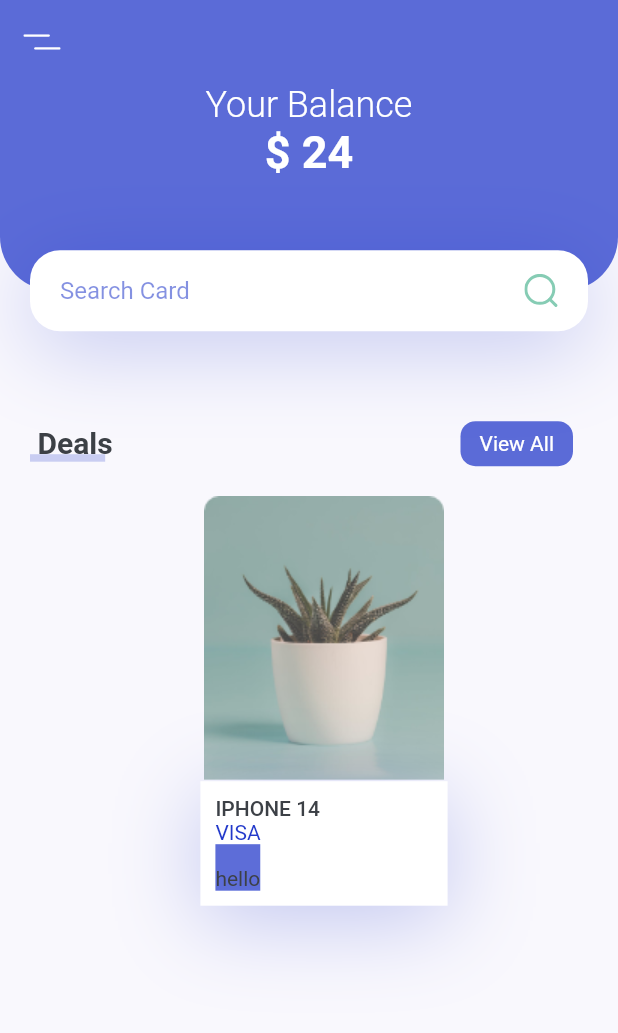
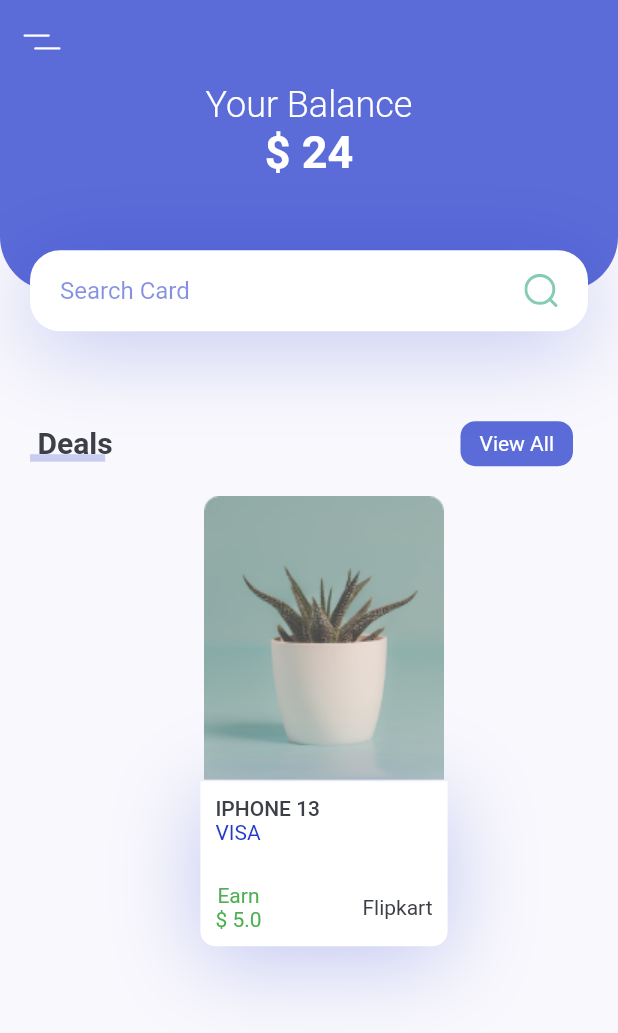
Before and after one commit to author-sanjay/yeper_clone_flutter, a Flutter app: the screen it shows after launch, on a phone screen of 412 x 824 dp. Shown: the top 1033 px of the screen. Run offline on Flutter 3.47's test engine with Material 2 defaults, Android fonts, the phone set to English and light mode, and no system bars; our stand-ins replace flutter_svg.

Commit message:
item card

```diff
--- a/lib/Screens/HomeScreen/Body.dart
+++ b/lib/Screens/HomeScreen/Body.dart
@@ -4,6 +4,7 @@ import 'package:flutter/material.dart';
 import 'package:yeper_user/constants.dart';
 
 import 'HeaderWithSearchbar.dart';
+import 'ItemCard.dart';
 import 'TitleWithButton.dart';
 
 class Body extends StatelessWidget {
@@ -17,58 +18,7 @@ class Body extends StatelessWidget {
         children: <Widget>[
           HeaderWithSearchbar(size: size),
           TitleWithButton(),
-          Container(
-            margin: EdgeInsets.only(
-                left: kDefaultPadding,
-                top: kDefaultPadding / 2,
-                bottom: kDefaultPadding * 2.5),
-            width: size.width * 0.4,
-            child: Column(
-              children: <Widget>[
-                Image.asset("assets/images/image_1.png"),
-                Container(
-                  padding: EdgeInsets.all(kDefaultPadding / 2),
-                  decoration: BoxDecoration(color: Colors.white, boxShadow: [
-                    BoxShadow(
-                        offset: Offset(0, 10),
-                        blurRadius: 50,
-                        color: kprimarycolor.withOpacity(0.23))
-                  ]),
-                  child: Column(
-                    children: [
-                      Row(
-                        children: <Widget>[
-                          RichText(
-                              text: TextSpan(children: [
-                            TextSpan(
-                                text: "Iphone 14 \n".toUpperCase(),
-                                style: Theme.of(context).textTheme.button),
-                            TextSpan(
-                                text: "Visa".toUpperCase(),
-                                style: TextStyle(
-                                  color: kprimarycolor.withOpacity(0.9),
-                                ))
-                          ]))
-                        ],
-                      ),
-                      Row(
-                        children: <Widget>[
-                          Container(
-                            decoration: BoxDecoration(
-                              color: kprimarycolor
-
-                            ),
-                            padding: EdgeInsets.only(top:15),
-                            child: Text("hello"),
-                          )
-                        ],
-                      )
-                    ],
-                  ),
-                )
-              ],
-            ),
-          )
+          ItemCard(cardname: 'VISA', itemname: 'iPhone 13', profit: 5, site: 'Flipkart', image: 'assets/images/image_1.png', press: (){},)
         ],
       ),
     );
--- /dev/null
+++ b/lib/Screens/HomeScreen/ItemCard.dart
@@ -0,0 +1,106 @@
+import 'package:flutter/material.dart';
+
+import '../../constants.dart';
+
+class ItemCard extends StatelessWidget {
+  const ItemCard(
+      {Key? key,
+      required this.itemname,
+      required this.cardname,
+      required this.profit,
+      required this.site,
+      required this.image,
+      required this.press})
+      : super(key: key);
+
+  final String itemname;
+  final String cardname;
+  final double profit;
+  final String site;
+  final String image;
+  final Function press;
+  @override
+  Widget build(BuildContext context) {
+    Size size = MediaQuery.of(context).size;
+
+    return GestureDetector(
+      onTap: () {},
+      child: Container(
+        margin: EdgeInsets.only(
+            left: kDefaultPadding,
+            top: kDefaultPadding / 2,
+            bottom: kDefaultPadding * 2.5),
+        width: size.width * 0.4,
+        child: Column(
+          children: <Widget>[
+            Image.asset(image),
+            Container(
+              padding: EdgeInsets.all(kDefaultPadding / 2),
+              decoration: BoxDecoration(
+                  color: Colors.white,
+                  boxShadow: [
+                    BoxShadow(
+                        offset: Offset(0, 10),
+                        blurRadius: 50,
+                        color: kprimarycolor.withOpacity(0.23)),
+                  ],
+                  borderRadius: BorderRadius.only(
+                      bottomLeft: Radius.circular(10),
+                      bottomRight: Radius.circular(10))),
+              child: Column(
+                children: [
+                  Row(
+                    children: <Widget>[
+                      RichText(
+                          text: TextSpan(children: [
+                        TextSpan(
+                            text: "$itemname\n".toUpperCase(),
+                            style: Theme.of(context).textTheme.button),
+                        TextSpan(
+                            text: "$cardname\n".toUpperCase(),
+                            style: TextStyle(
+                              color: kprimarycolor.withOpacity(0.9),
+                            ))
+                      ]))
+                    ],
+                  ),
+                  Container(
+                    margin: EdgeInsets.only(top: 10),
+                    child: Row(
+                      children: <Widget>[
+                        Container(
+                          alignment: Alignment.center,
+                          child: Column(
+                            children: <Widget>[
+                              Text(
+                                "Earn",
+                                style: TextStyle(color: Colors.green),
+                              ),
+                              Text(
+                                "\$ $profit",
+                                style: TextStyle(color: Colors.green),
+                              ),
+                            ],
+                          ),
+                        ),
+                        Spacer(),
+                        Container(
+                          alignment: Alignment.center,
+                          child: Column(
+                            children: <Widget>[
+                              Text("$site"),
+                            ],
+                          ),
+                        )
+                      ],
+                    ),
+                  )
+                ],
+              ),
+            )
+          ],
+        ),
+      ),
+    );
+  }
+}
```
